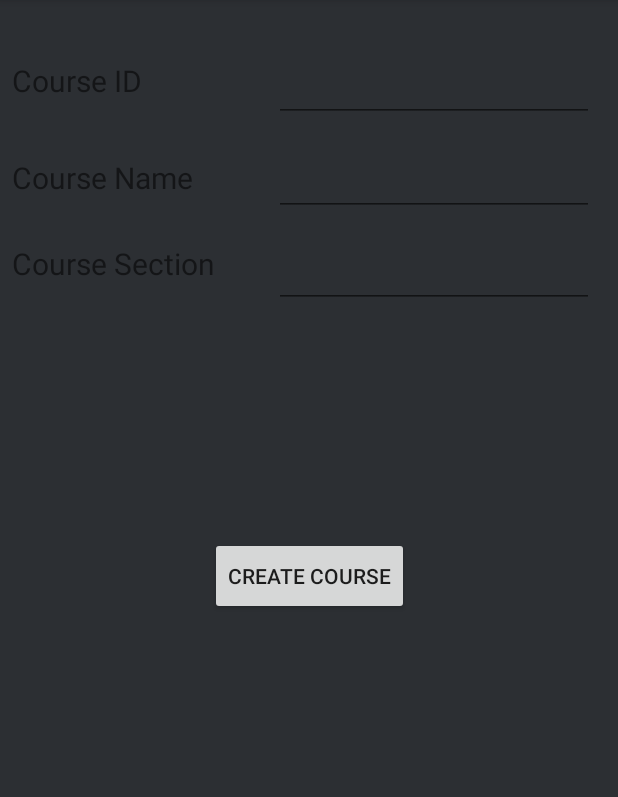
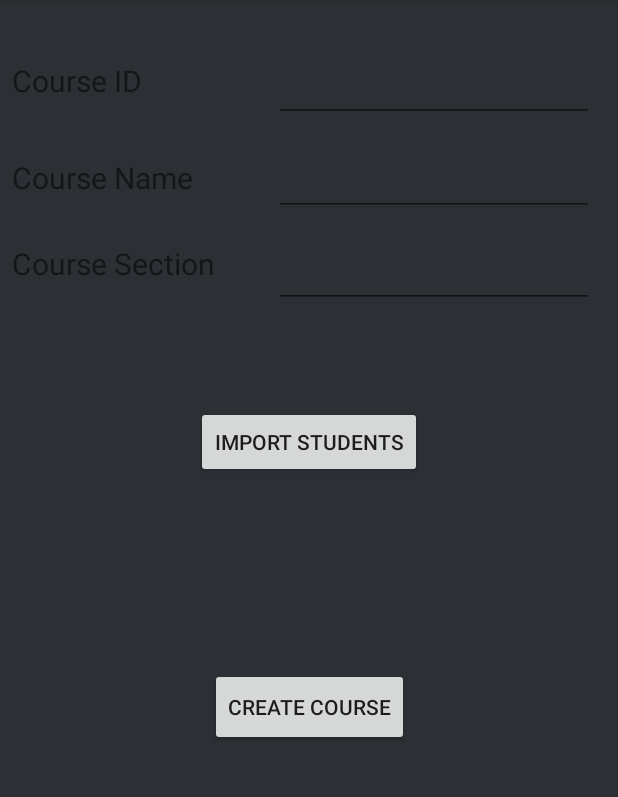
Before and after one commit to Goldenboycoder/Attendance, an Android app: the fragment CreateCourseFragment placed in its activity, on a phone screen of 412 x 824 dp, the part 84-881 px from its top. Run offline under Robolectric (Android 15) with nearby library versions, the phone set to English and light mode, and no system bars; our stand-ins replace Firebase (no records; nobody signed in at launch, a user with empty details on screens opened directly); libraries missing offline, so code that uses them is left out: org.apache.poi.

Commit message:
- Import excel files feature added

```diff
--- a/app/build.gradle
+++ b/app/build.gradle
@@ -31,5 +31,6 @@ dependencies {
     implementation 'com.android.support:design:28.0.0'
     implementation 'com.google.firebase:firebase-core:16.0.8'
     implementation 'com.google.firebase:firebase-database:16.1.0'
+    implementation "org.apache.poi:poi:3.17"
 }
 apply plugin: 'com.google.gms.google-services'
--- a/app/src/main/java/com/example/attendance/HomeActivity.java
+++ b/app/src/main/java/com/example/attendance/HomeActivity.java
@@ -5,6 +5,7 @@ import android.content.Context;
 import android.content.Intent;
 import android.content.SharedPreferences;
 import android.content.pm.PackageManager;
+import android.net.Uri;
 import android.support.annotation.NonNull;
 import android.support.design.widget.NavigationView;
 import android.support.v4.app.ActivityCompat;
@@ -20,6 +21,7 @@ import android.view.MenuItem;
 import android.view.View;
 import android.widget.TextView;
 import android.widget.Toast;
+
 
 public class HomeActivity extends AppCompatActivity {
     private DrawerLayout mDrawerLayout;
@@ -181,4 +183,5 @@ public class HomeActivity extends AppCompatActivity {
         }
         return super.onOptionsItemSelected(item);
     }
+
 }
--- a/app/src/main/res/layout/fragment_create_course.xml
+++ b/app/src/main/res/layout/fragment_create_course.xml
@@ -84,5 +84,16 @@
         app:layout_constraintBottom_toBottomOf="parent"
         app:layout_constraintEnd_toEndOf="parent"
         app:layout_constraintStart_toStartOf="parent"
-        app:layout_constraintTop_toTopOf="parent" />
+        app:layout_constraintTop_toTopOf="parent"
+        app:layout_constraintVertical_bias="0.622" />
+
+    <Button
+        android:id="@+id/importBtn"
+        android:layout_width="wrap_content"
+        android:layout_height="wrap_content"
+        android:layout_marginTop="65dp"
+        android:text="import students"
+        app:layout_constraintEnd_toEndOf="parent"
+        app:layout_constraintStart_toStartOf="parent"
+        app:layout_constraintTop_toBottomOf="@+id/CourseSectionET" />
 </android.support.constraint.ConstraintLayout>
```
Also changed, not shown: app/src/main/java/com/example/attendance/Course.java (+12 -1 lines), app/src/main/java/com/example/attendance/CreateCourseFragment.java (+99 -4 lines), app/src/main/java/com/example/attendance/GeneratorFragment.java (+16 -5 lines), app/src/main/java/com/example/attendance/Student.java (added, +41 -0 lines), app/src/main/res/layout/fragment_generator.xml (+8 -7 lines).
